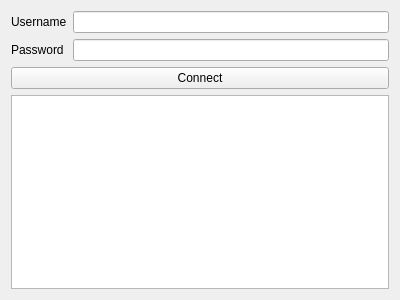
Above: mainwindow.ui from quannt24/qtelnet before the change. Below: the same form after it.
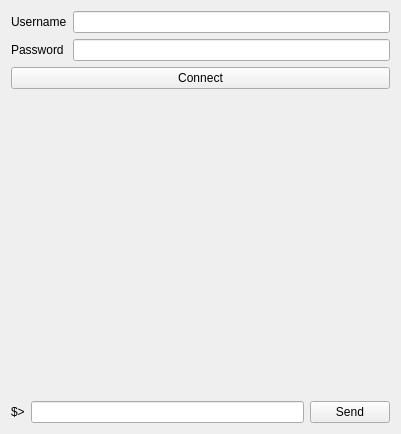
That is the form after the change.

Patch:
```diff
--- a/mainwindow.ui
+++ b/mainwindow.ui
@@ -6,8 +6,8 @@
    <rect>
     <x>0</x>
     <y>0</y>
-    <width>400</width>
-    <height>300</height>
+    <width>401</width>
+    <height>434</height>
    </rect>
   </property>
   <property name="windowTitle">
@@ -47,7 +47,57 @@
      </widget>
     </item>
     <item>
-     <widget class="QPlainTextEdit" name="plainTextEdit"/>
+     <widget class="QLabel" name="lbConsole">
+      <property name="sizePolicy">
+       <sizepolicy hsizetype="Expanding" vsizetype="Expanding">
+        <horstretch>0</horstretch>
+        <verstretch>0</verstretch>
+       </sizepolicy>
+      </property>
+      <property name="cursor">
+       <cursorShape>IBeamCursor</cursorShape>
+      </property>
+      <property name="text">
+       <string/>
+      </property>
+      <property name="textFormat">
+       <enum>Qt::PlainText</enum>
+      </property>
+      <property name="alignment">
+       <set>Qt::AlignLeading|Qt::AlignLeft|Qt::AlignTop</set>
+      </property>
+      <property name="textInteractionFlags">
+       <set>Qt::LinksAccessibleByMouse|Qt::TextSelectableByMouse</set>
+      </property>
+     </widget>
+    </item>
+    <item>
+     <layout class="QHBoxLayout" name="horizontalLayout">
+      <item>
+       <widget class="QLabel" name="label_3">
+        <property name="text">
+         <string>$&gt;</string>
+        </property>
+       </widget>
+      </item>
+      <item>
+       <widget class="QLineEdit" name="leCmd">
+        <property name="text">
+         <string/>
+        </property>
+        <property name="placeholderText">
+         <string/>
+        </property>
+       </widget>
+      </item>
+      <item>
+       <widget class="QPushButton" name="pbSend">
+        <property name="text">
+         <string>Send</string>
+        </property>
+       </widget>
+      </item>
+     </layout>
     </item>
    </layout>
   </widget>
```
